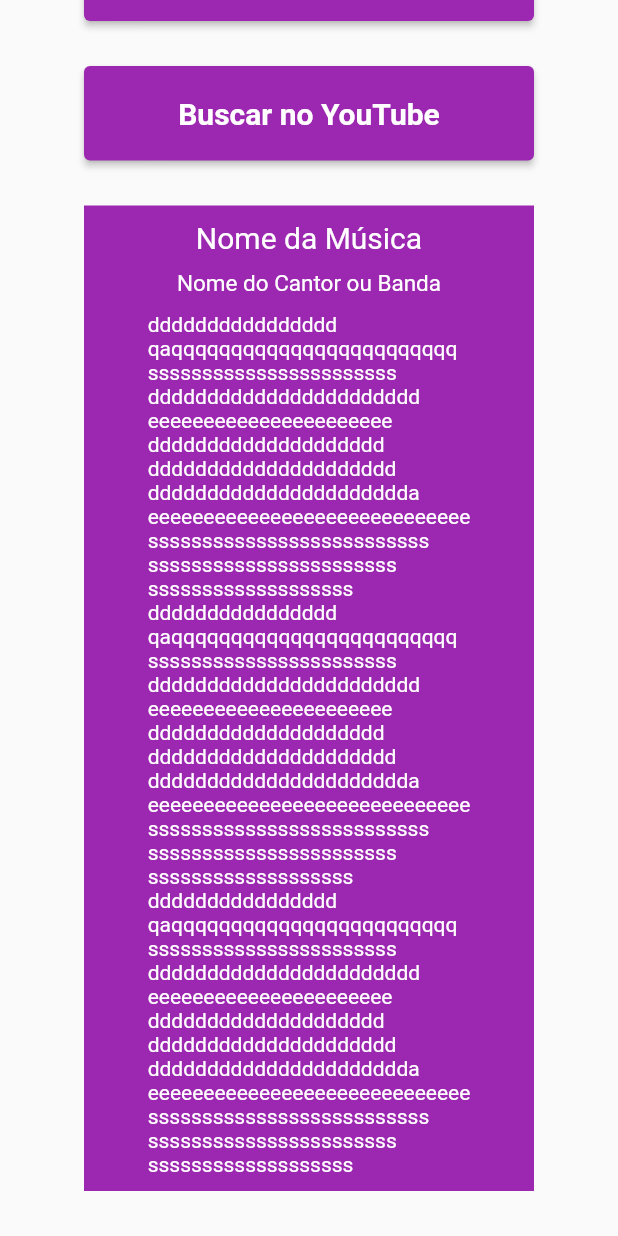
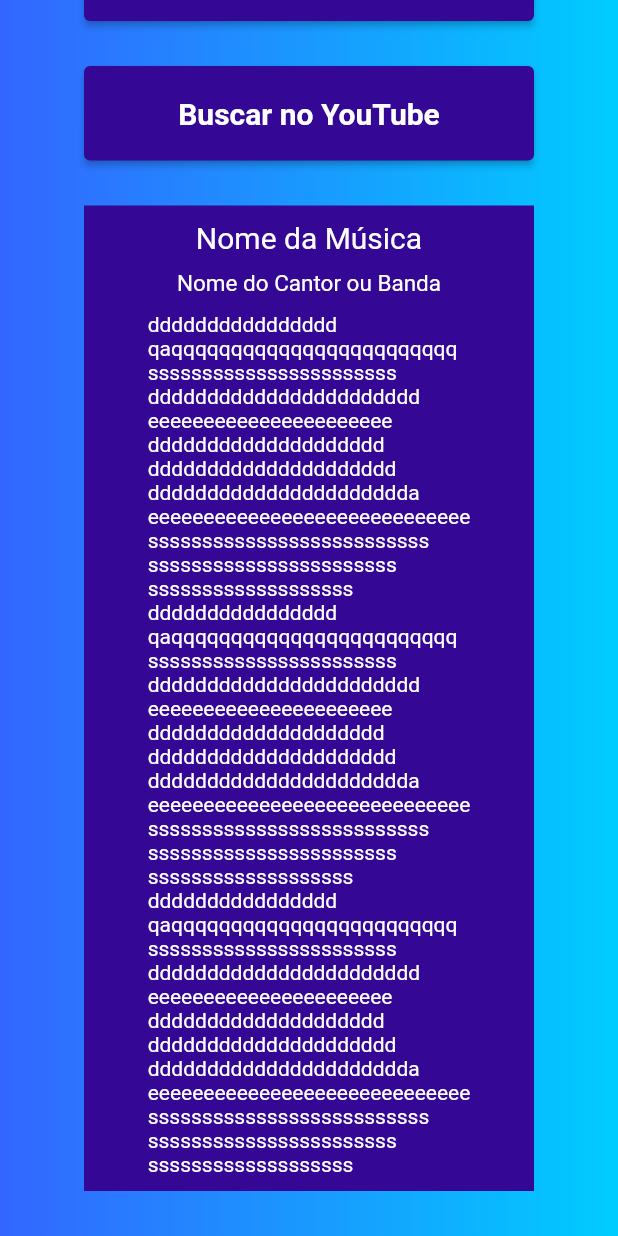
Before and after one commit to Matheus1714/dingo-music, a Flutter app: the screen it shows after launch, scrolled down 576 dp, on a phone screen of 412 x 824 dp. Run offline on Flutter 3.47's test engine with Material 2 defaults, Android fonts, the phone set to English and light mode, and no system bars.

Commit message:
set colors default

```diff
--- /dev/null
+++ b/lib/colorsDefault.dart
@@ -0,0 +1,13 @@
+import 'package:flutter/material.dart';
+
+class DefaultColors {
+  static const Color primaryVioletColor = Color(0xff340794);
+  static const Color secondaryVioletColor = Color(0xff340794);
+
+  static const Color primaryYellowColor = Color(0xff948C16);
+  static const Color secondaryYellowColor = Color(0xffE0D538);
+  static const Color tertiaryYellowColor = Color(0xffFFF459);
+
+  static const Color whiteColor = Color(0xffffffff);
+  static const Color blackColor = Color(0xff000000);
+}
--- a/lib/homePage.dart
+++ b/lib/homePage.dart
@@ -1,4 +1,5 @@
 import 'package:flutter/material.dart';
+import 'colorsDefault.dart';
 
 class HomePage extends StatefulWidget {
   HomePage({Key key}) : super(key: key);
@@ -11,7 +12,19 @@
   @override
   Widget build(BuildContext context) {
     return Scaffold(
-      body: SingleChildScrollView(
+      body: Container(
+        decoration: BoxDecoration(
+          gradient: LinearGradient(
+            colors: [
+              const Color(0xFF3366FF),
+              const Color(0xFF00CCFF),
+            ],
+            begin: const FractionalOffset(0.0, 0.0),
+            end: const FractionalOffset(1.0, 0.0),
+            stops: [0.0, 1.0],
+          ),
+        ),
+        child: SingleChildScrollView(
           child: Padding(
             padding: EdgeInsets.only(left: 30, right: 30, top: 30),
             child: Column(
@@ -29,7 +42,7 @@
                 SizedBox(height: 30),
                 Container(
                   decoration: BoxDecoration(
-                  color: Colors.purple,
+                    color: DefaultColors.secondaryVioletColor,
                     // borderRadius: BorderRadius.all(Radius.circular(100)),
                     shape: BoxShape.circle,
                   ),
@@ -76,11 +89,11 @@
                   width: 300.0,
                   child: ElevatedButton(
                     style: ElevatedButton.styleFrom(
-                      primary: Colors.purple,
+                        primary: DefaultColors.secondaryVioletColor,
                         padding:
                             EdgeInsets.symmetric(horizontal: 50, vertical: 20),
-                      textStyle:
-                          TextStyle(fontSize: 20, fontWeight: FontWeight.bold)),
+                        textStyle: TextStyle(
+                            fontSize: 20, fontWeight: FontWeight.bold)),
                     onPressed: () {},
                     child: Text('Buscar Letra'),
                   ),
@@ -90,11 +103,11 @@
                   width: 300.0,
                   child: ElevatedButton(
                     style: ElevatedButton.styleFrom(
-                      primary: Colors.purple,
+                        primary: DefaultColors.secondaryVioletColor,
                         padding:
                             EdgeInsets.symmetric(horizontal: 50, vertical: 20),
-                      textStyle:
-                          TextStyle(fontSize: 20, fontWeight: FontWeight.bold)),
+                        textStyle: TextStyle(
+                            fontSize: 20, fontWeight: FontWeight.bold)),
                     onPressed: () {},
                     child: Text('Buscar no YouTube'),
                   ),
@@ -103,26 +116,31 @@
                 Container(
                   width: 300,
                   decoration: BoxDecoration(
-                  color: Colors.purple,
+                    color: DefaultColors.secondaryVioletColor,
                   ),
                   child: Padding(
                     padding: EdgeInsets.only(top: 10, bottom: 10),
                     child: Column(
                       children: [
-                      Text('Nome da Música', style: TextStyle(
-                        color: Colors.white,
-                        fontSize: 20
-                      ),),
+                        Text(
+                          'Nome da Música',
+                          style: TextStyle(
+                              color: DefaultColors.whiteColor, fontSize: 20),
+                        ),
                         SizedBox(height: 10),
-                      Text('Nome do Cantor ou Banda', style: TextStyle(
-                        color: Colors.white,
-                        fontSize: 15
-                      ),),
+                        Text(
+                          'Nome do Cantor ou Banda',
+                          style: TextStyle(
+                              color: DefaultColors.whiteColor, fontSize: 15),
+                        ),
                         SizedBox(height: 10),
                         Container(
-                        child: Text('dddddddddddddddd\nqaqqqqqqqqqqqqqqqqqqqqqqqq\nsssssssssssssssssssssss\nddddddddddddddddddddddd\neeeeeeeeeeeeeeeeeeeeee\ndddddddddddddddddddd\nddddddddddddddddddddd\ndddddddddddddddddddddda\neeeeeeeeeeeeeeeeeeeeeeeeeeeee\nssssssssssssssssssssssssss\nsssssssssssssssssssssss\nsssssssssssssssssss\ndddddddddddddddd\nqaqqqqqqqqqqqqqqqqqqqqqqqq\nsssssssssssssssssssssss\nddddddddddddddddddddddd\neeeeeeeeeeeeeeeeeeeeee\ndddddddddddddddddddd\nddddddddddddddddddddd\ndddddddddddddddddddddda\neeeeeeeeeeeeeeeeeeeeeeeeeeeee\nssssssssssssssssssssssssss\nsssssssssssssssssssssss\nsssssssssssssssssss\ndddddddddddddddd\nqaqqqqqqqqqqqqqqqqqqqqqqqq\nsssssssssssssssssssssss\nddddddddddddddddddddddd\neeeeeeeeeeeeeeeeeeeeee\ndddddddddddddddddddd\nddddddddddddddddddddd\ndddddddddddddddddddddda\neeeeeeeeeeeeeeeeeeeeeeeeeeeee\nssssssssssssssssssssssssss\nsssssssssssssssssssssss\nsssssssssssssssssss', style: TextStyle(
-                        color: Colors.white,
-                      ),),
+                          child: Text(
+                            'dddddddddddddddd\nqaqqqqqqqqqqqqqqqqqqqqqqqq\nsssssssssssssssssssssss\nddddddddddddddddddddddd\neeeeeeeeeeeeeeeeeeeeee\ndddddddddddddddddddd\nddddddddddddddddddddd\ndddddddddddddddddddddda\neeeeeeeeeeeeeeeeeeeeeeeeeeeee\nssssssssssssssssssssssssss\nsssssssssssssssssssssss\nsssssssssssssssssss\ndddddddddddddddd\nqaqqqqqqqqqqqqqqqqqqqqqqqq\nsssssssssssssssssssssss\nddddddddddddddddddddddd\neeeeeeeeeeeeeeeeeeeeee\ndddddddddddddddddddd\nddddddddddddddddddddd\ndddddddddddddddddddddda\neeeeeeeeeeeeeeeeeeeeeeeeeeeee\nssssssssssssssssssssssssss\nsssssssssssssssssssssss\nsssssssssssssssssss\ndddddddddddddddd\nqaqqqqqqqqqqqqqqqqqqqqqqqq\nsssssssssssssssssssssss\nddddddddddddddddddddddd\neeeeeeeeeeeeeeeeeeeeee\ndddddddddddddddddddd\nddddddddddddddddddddd\ndddddddddddddddddddddda\neeeeeeeeeeeeeeeeeeeeeeeeeeeee\nssssssssssssssssssssssssss\nsssssssssssssssssssssss\nsssssssssssssssssss',
+                            style: TextStyle(
+                              color: DefaultColors.whiteColor,
+                            ),
+                          ),
                         ),
                       ],
                     ),
@@ -133,12 +151,19 @@
                   width: 300,
                   height: 50,
                   decoration: BoxDecoration(
-                  color: Colors.purple
+                    color: DefaultColors.secondaryVioletColor,
                   ),
                   alignment: Alignment.center,
-                child: Text('@copyright Dingo Music', style: TextStyle(color: Colors.white, fontSize: 15, fontWeight: FontWeight.bold),),
+                  child: Text(
+                    '@copyright Dingo Music',
+                    style: TextStyle(
+                        color: DefaultColors.whiteColor,
+                        fontSize: 15,
+                        fontWeight: FontWeight.bold),
+                  ),
                 )
               ],
+            ),
           ),
         ),
       ),
```
Lines whose indentation alone changed are shown as unchanged.
